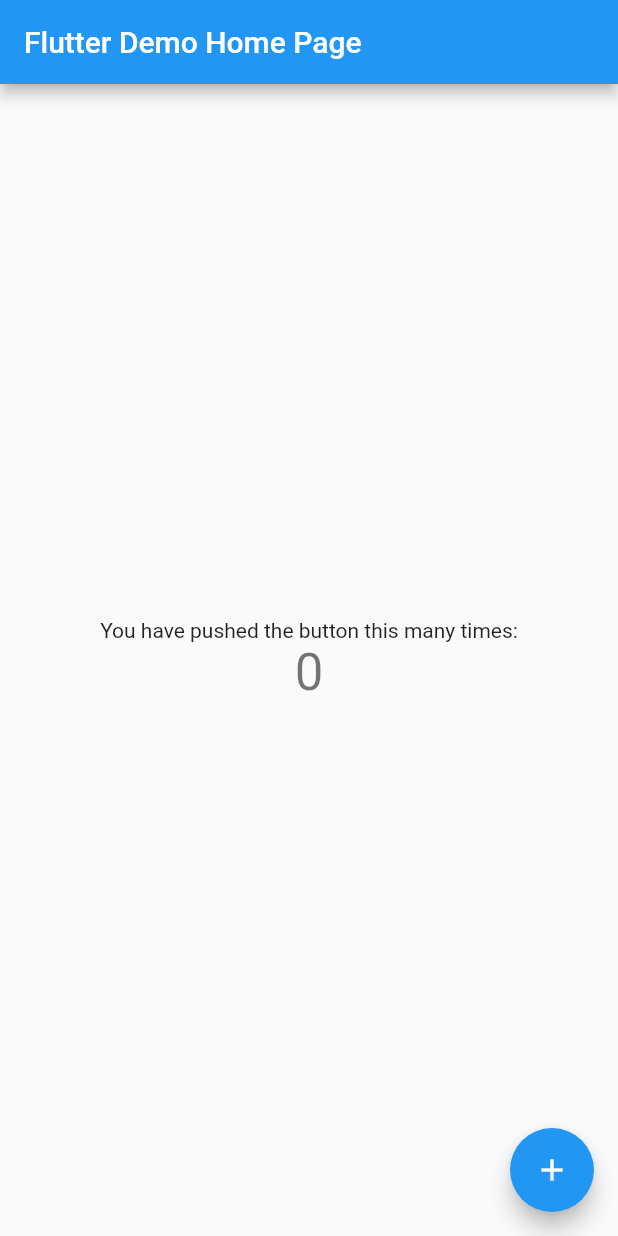
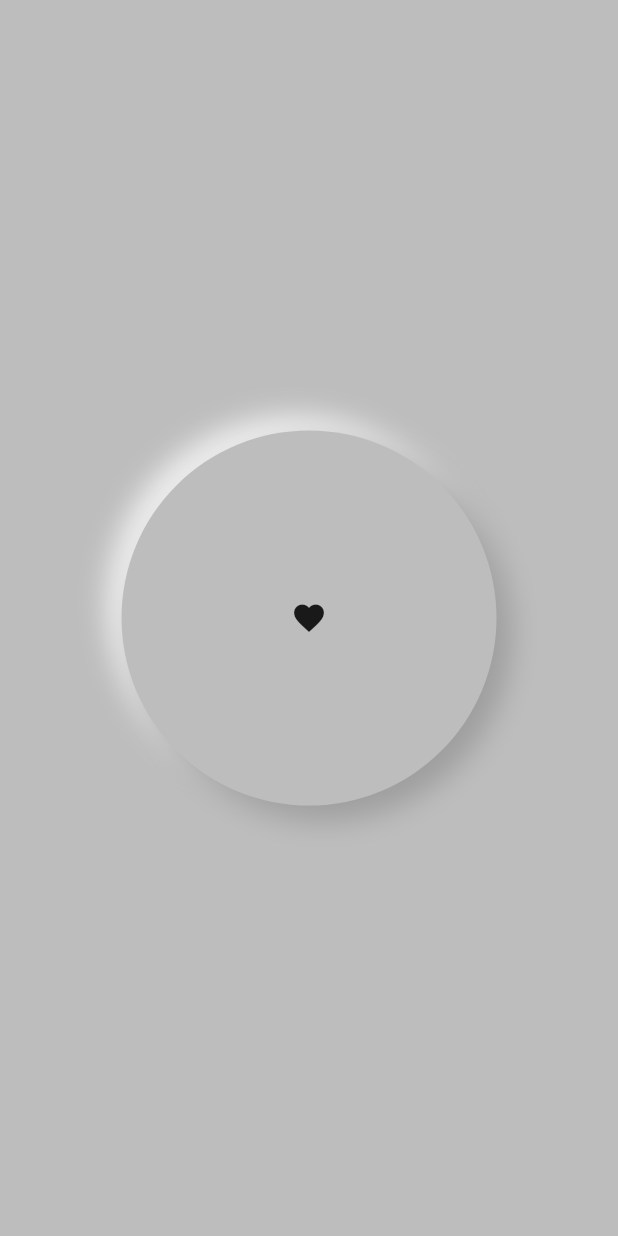
Before and after one commit to ShaheryarMalik007/flutter_neumorphism, a Flutter app: the screen it shows after launch, on a phone screen of 412 x 824 dp. Run offline on Flutter 3.47's test engine with Material 2 defaults, Android fonts, the phone set to English and light mode, and no system bars.

Commit message:
round neomorphic button

```diff
--- a/lib/main.dart
+++ b/lib/main.dart
@@ -1,111 +1,26 @@
 import 'package:flutter/material.dart';
+import 'package:flutter_neumorphism/widgets/round_button.dart';
 
-void main() => runApp(MyApp());
+void main() => runApp(MaterialApp(
+  home: Home(),
+));
 
-class MyApp extends StatelessWidget {
-  // This widget is the root of your application.
+
+class Home extends StatefulWidget {
+  @override
+  _HomeState createState() => _HomeState();
+}
+
+class _HomeState extends State<Home> {
+
   @override
   Widget build(BuildContext context) {
-    return MaterialApp(
-      title: 'Flutter Demo',
-      theme: ThemeData(
-        // This is the theme of your application.
-        //
-        // Try running your application with "flutter run". You'll see the
-        // application has a blue toolbar. Then, without quitting the app, try
-        // changing the primarySwatch below to Colors.green and then invoke
-        // "hot reload" (press "r" in the console where you ran "flutter run",
-        // or simply save your changes to "hot reload" in a Flutter IDE).
-        // Notice that the counter didn't reset back to zero; the application
-        // is not restarted.
-        primarySwatch: Colors.blue,
-      ),
-      home: MyHomePage(title: 'Flutter Demo Home Page'),
+    return Material(
+      child: NeoCircularButton(
+        child: Icon(Icons.favorite),
+        onTap: () => print("hello"),
+        radius: 500,
+      )
     );
   }
 }
-
-class MyHomePage extends StatefulWidget {
-  MyHomePage({Key key, this.title}) : super(key: key);
-
-  // This widget is the home page of your application. It is stateful, meaning
-  // that it has a State object (defined below) that contains fields that affect
-  // how it looks.
-
-  // This class is the configuration for the state. It holds the values (in this
-  // case the title) provided by the parent (in this case the App widget) and
-  // used by the build method of the State. Fields in a Widget subclass are
-  // always marked "final".
-
-  final String title;
-
-  @override
-  _MyHomePageState createState() => _MyHomePageState();
-}
-
-class _MyHomePageState extends State<MyHomePage> {
-  int _counter = 0;
-
-  void _incrementCounter() {
-    setState(() {
-      // This call to setState tells the Flutter framework that something has
-      // changed in this State, which causes it to rerun the build method below
-      // so that the display can reflect the updated values. If we changed
-      // _counter without calling setState(), then the build method would not be
-      // called again, and so nothing would appear to happen.
-      _counter++;
-    });
-  }
-
-  @override
-  Widget build(BuildContext context) {
-    // This method is rerun every time setState is called, for instance as done
-    // by the _incrementCounter method above.
-    //
-    // The Flutter framework has been optimized to make rerunning build methods
-    // fast, so that you can just rebuild anything that needs updating rather
-    // than having to individually change instances of widgets.
-    return Scaffold(
-      appBar: AppBar(
-        // Here we take the value from the MyHomePage object that was created by
-        // the App.build method, and use it to set our appbar title.
-        title: Text(widget.title),
-      ),
-      body: Center(
-        // Center is a layout widget. It takes a single child and positions it
-        // in the middle of the parent.
-        child: Column(
-          // Column is also a layout widget. It takes a list of children and
-          // arranges them vertically. By default, it sizes itself to fit its
-          // children horizontally, and tries to be as tall as its parent.
-          //
-          // Invoke "debug painting" (press "p" in the console, choose the
-          // "Toggle Debug Paint" action from the Flutter Inspector in Android
-          // Studio, or the "Toggle Debug Paint" command in Visual Studio Code)
-          // to see the wireframe for each widget.
-          //
-          // Column has various properties to control how it sizes itself and
-          // how it positions its children. Here we use mainAxisAlignment to
-          // center the children vertically; the main axis here is the vertical
-          // axis because Columns are vertical (the cross axis would be
-          // horizontal).
-          mainAxisAlignment: MainAxisAlignment.center,
-          children: <Widget>[
-            Text(
-              'You have pushed the button this many times:',
-            ),
-            Text(
-              '$_counter',
-              style: Theme.of(context).textTheme.display1,
-            ),
-          ],
-        ),
-      ),
-      floatingActionButton: FloatingActionButton(
-        onPressed: _incrementCounter,
-        tooltip: 'Increment',
-        child: Icon(Icons.add),
-      ), // This trailing comma makes auto-formatting nicer for build methods.
-    );
-  }
-}
--- /dev/null
+++ b/lib/widgets/round_button.dart
@@ -0,0 +1,98 @@
+import 'package:flutter/material.dart';
+
+
+class NeoCircularButton extends StatefulWidget {
+  NeoCircularButton({@required this.onTap, @required this.child, this.radius});
+  final VoidCallback onTap;
+  final double radius;
+  final Widget child;
+
+  @override
+  _NeoCircularButtonState createState() => _NeoCircularButtonState();
+}
+
+
+class _NeoCircularButtonState extends State<NeoCircularButton> {
+  static Color _lightShadow = Colors.grey[200];
+  static Color _darkShadow = Colors.grey;
+
+  static List<Color> _fill = <Color>[
+    Colors.grey[400],
+    Colors.grey[400],
+    Colors.grey[400],
+  ];
+
+  static List<Color> _inside = <Color>[
+    _darkShadow,
+    Colors.grey[400],
+    _lightShadow,
+  ];
+
+  Color _top = _lightShadow;
+  Color _bottom = _darkShadow;
+
+
+  List<Color> _currentFill = _fill;
+
+  void _toggle(){
+    print("Switching");
+    if (_top == _lightShadow && _bottom == _darkShadow) {
+      _top = Colors.transparent;
+      _bottom = Colors.transparent;
+      _currentFill = _inside;
+    } else if (_top == Colors.transparent && _bottom == Colors.transparent) {
+      _top = _lightShadow;
+      _bottom = _darkShadow;
+      _currentFill = _fill;
+    }
+  }
+
+  @override
+  Widget build(BuildContext context) {
+    return Container(
+      color: Colors.grey[400],
+      child: Column(
+        mainAxisAlignment: MainAxisAlignment.center,
+        children: <Widget>[
+          Container(
+            height: widget.radius / 2,
+            decoration: BoxDecoration(
+              color: Colors.grey[400],
+              shape: BoxShape.circle,
+              gradient: LinearGradient(
+                begin: Alignment.topLeft,
+                end: Alignment.bottomRight,
+                colors: _currentFill,
+                stops: [0.2, 0.5, 1]
+              ),
+
+              boxShadow: [
+                BoxShadow(
+                  color: _top,
+                  offset: Offset(-10, -10),
+                  blurRadius: 15,
+                  spreadRadius: 0.1
+                ),
+                BoxShadow(
+                  color: _bottom,
+                  offset: Offset(10, 10),
+                  blurRadius: 15,
+                  spreadRadius: 0.1
+                ),
+              ]
+            ),
+            child: GestureDetector(
+              onTap: () => {
+                setState(() => _toggle()),
+                widget.onTap,
+              },
+              child: Center(
+                child: widget.child,
+              ),
+            ),
+          ),
+        ],
+      ),
+    );
+  }
+}
```
